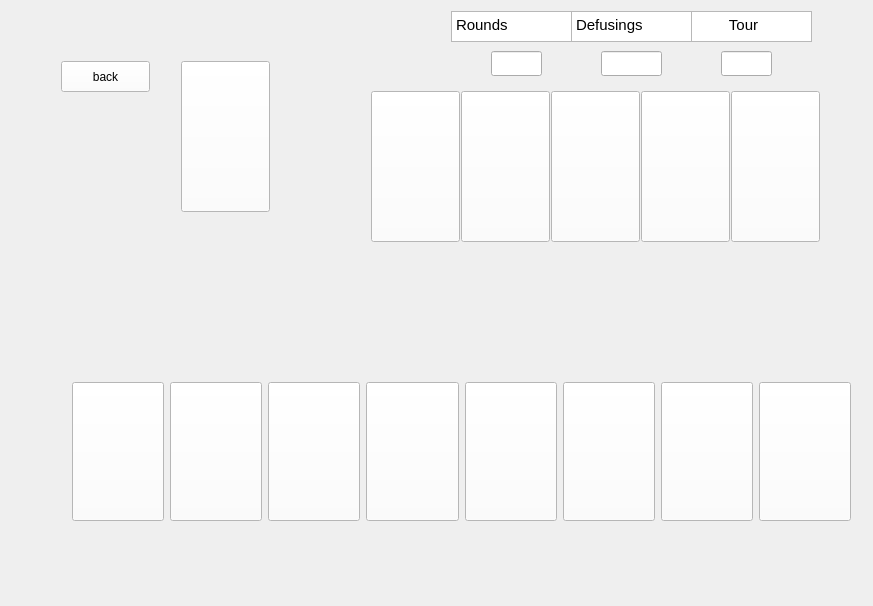
Before: the Qt Designer form ui/mainwindow.ui in NadjibBelaribi/time-bomb-game, drawn with Qt 5.
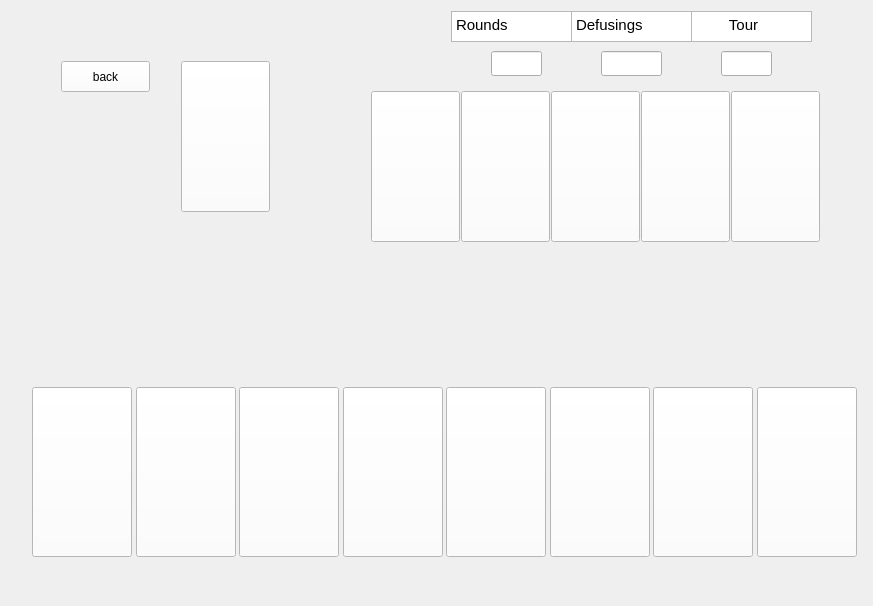
After: the same form once the commit is applied. The open tabs and pages were chosen to show the change. Icons and pictures are not drawn.

```diff
--- a/ui/mainwindow.ui
+++ b/ui/mainwindow.ui
@@ -357,21 +357,27 @@
        <widget class="QWidget" name="horizontalLayoutWidget">
         <property name="geometry">
          <rect>
-          <x>50</x>
+          <x>10</x>
           <y>360</y>
-          <width>801</width>
-          <height>161</height>
+          <width>844</width>
+          <height>202</height>
          </rect>
         </property>
         <layout class="QHBoxLayout" name="horizontalLayout">
          <item>
           <widget class="QPushButton" name="player1">
            <property name="sizePolicy">
-            <sizepolicy hsizetype="Minimum" vsizetype="Preferred">
+            <sizepolicy hsizetype="Fixed" vsizetype="Fixed">
              <horstretch>0</horstretch>
              <verstretch>0</verstretch>
             </sizepolicy>
            </property>
+           <property name="minimumSize">
+            <size>
+             <width>100</width>
+             <height>170</height>
+            </size>
+           </property>
            <property name="text">
             <string/>
            </property>
@@ -380,11 +386,17 @@
          <item>
           <widget class="QPushButton" name="player2">
            <property name="sizePolicy">
-            <sizepolicy hsizetype="Minimum" vsizetype="Preferred">
+            <sizepolicy hsizetype="Fixed" vsizetype="Fixed">
              <horstretch>0</horstretch>
              <verstretch>0</verstretch>
             </sizepolicy>
            </property>
+           <property name="minimumSize">
+            <size>
+             <width>100</width>
+             <height>170</height>
+            </size>
+           </property>
            <property name="text">
             <string/>
            </property>
@@ -393,11 +405,17 @@
          <item>
           <widget class="QPushButton" name="player3">
            <property name="sizePolicy">
-            <sizepolicy hsizetype="Minimum" vsizetype="Preferred">
+            <sizepolicy hsizetype="Fixed" vsizetype="Fixed">
              <horstretch>0</horstretch>
              <verstretch>0</verstretch>
             </sizepolicy>
            </property>
+           <property name="minimumSize">
+            <size>
+             <width>100</width>
+             <height>170</height>
+            </size>
+           </property>
            <property name="text">
             <string/>
            </property>
@@ -406,11 +424,17 @@
          <item>
           <widget class="QPushButton" name="player4">
            <property name="sizePolicy">
-            <sizepolicy hsizetype="Minimum" vsizetype="Preferred">
+            <sizepolicy hsizetype="Fixed" vsizetype="Fixed">
              <horstretch>0</horstretch>
              <verstretch>0</verstretch>
             </sizepolicy>
            </property>
+           <property name="minimumSize">
+            <size>
+             <width>100</width>
+             <height>170</height>
+            </size>
+           </property>
            <property name="text">
             <string/>
            </property>
@@ -419,11 +443,17 @@
          <item>
           <widget class="QPushButton" name="player5">
            <property name="sizePolicy">
-            <sizepolicy hsizetype="Minimum" vsizetype="Preferred">
+            <sizepolicy hsizetype="Fixed" vsizetype="Fixed">
              <horstretch>0</horstretch>
              <verstretch>0</verstretch>
             </sizepolicy>
            </property>
+           <property name="minimumSize">
+            <size>
+             <width>100</width>
+             <height>170</height>
+            </size>
+           </property>
            <property name="text">
             <string/>
            </property>
@@ -432,11 +462,17 @@
          <item>
           <widget class="QPushButton" name="player6">
            <property name="sizePolicy">
-            <sizepolicy hsizetype="Minimum" vsizetype="Preferred">
+            <sizepolicy hsizetype="Fixed" vsizetype="Fixed">
              <horstretch>0</horstretch>
              <verstretch>0</verstretch>
             </sizepolicy>
            </property>
+           <property name="minimumSize">
+            <size>
+             <width>100</width>
+             <height>170</height>
+            </size>
+           </property>
            <property name="text">
             <string/>
            </property>
@@ -445,11 +481,17 @@
          <item>
           <widget class="QPushButton" name="player7">
            <property name="sizePolicy">
-            <sizepolicy hsizetype="Minimum" vsizetype="Preferred">
+            <sizepolicy hsizetype="Fixed" vsizetype="Fixed">
              <horstretch>0</horstretch>
              <verstretch>0</verstretch>
             </sizepolicy>
            </property>
+           <property name="minimumSize">
+            <size>
+             <width>100</width>
+             <height>170</height>
+            </size>
+           </property>
            <property name="text">
             <string/>
            </property>
@@ -458,11 +500,17 @@
          <item>
           <widget class="QPushButton" name="player8">
            <property name="sizePolicy">
-            <sizepolicy hsizetype="Minimum" vsizetype="Preferred">
+            <sizepolicy hsizetype="Fixed" vsizetype="Fixed">
              <horstretch>0</horstretch>
              <verstretch>0</verstretch>
             </sizepolicy>
            </property>
+           <property name="minimumSize">
+            <size>
+             <width>100</width>
+             <height>170</height>
+            </size>
+           </property>
            <property name="text">
             <string/>
            </property>
```
Left out of the diff: 2 changed lines with no effect on the pictures.
